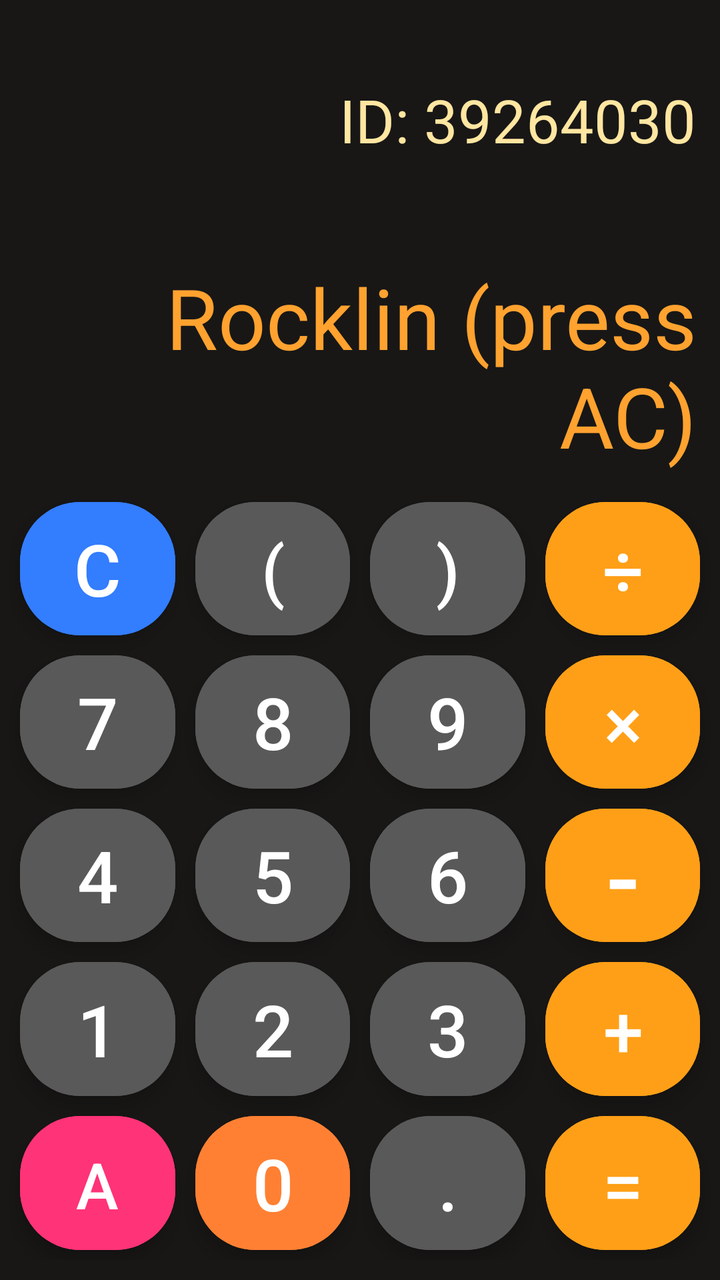
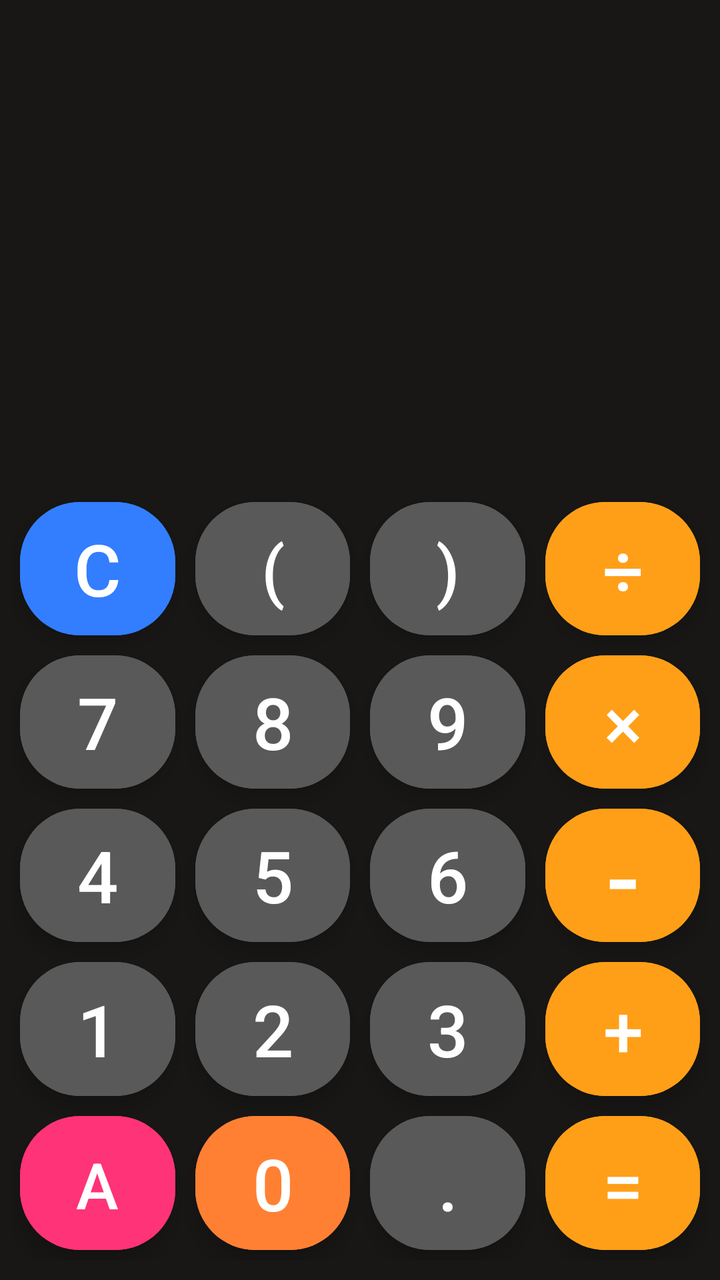

Compare the two renders of this Android layout. The source of the first and the diff that turns it into the second are given below.
<!-- AndroidManifest.xml: application theme Theme.Calculator -->
<!-- res/layout/activity_main.xml -->
<?xml version="1.0" encoding="utf-8"?>
<androidx.constraintlayout.widget.ConstraintLayout xmlns:android="http://schemas.android.com/apk/res/android"
    xmlns:app="http://schemas.android.com/apk/res-auto"
    xmlns:tools="http://schemas.android.com/tools"
    android:id="@+id/main"
    android:layout_width="match_parent"
    android:layout_height="match_parent"
    android:background="#181716"
    tools:context=".MainActivity">

    

    <TextView
        android:id="@+id/expressionTV"
        android:layout_width="0dp"
        android:layout_height="0dp"
        android:layout_margin="12dp"
        android:layout_marginEnd="12dp"
        android:text="@string/student_id"
        android:textSize="30sp"
        android:textColor="@color/expr_display"
        android:gravity="center|end"
        app:layout_constraintHeight_percent="0.15"
        app:layout_constraintEnd_toEndOf="parent"
        app:layout_constraintStart_toStartOf="parent"
        app:layout_constraintTop_toTopOf="parent"/>

    <TextView
        android:id="@+id/resultTV"
        android:layout_width="0dp"
        android:layout_height="0dp"
        android:layout_marginLeft="12dp"
        android:layout_marginRight="12dp"
        android:text="@string/last_name"
        android:textSize="42sp"
        android:textColor="@color/result"
        android:gravity="bottom|end"
        app:layout_constraintHeight_percent="0.2"
        app:layout_constraintEnd_toEndOf="parent"
        app:layout_constraintStart_toStartOf="parent"
        app:layout_constraintTop_toBottomOf="@+id/expressionTV" />

    

    <GridLayout
        android:id="@+id/gridLayout"
        android:layout_width="0dp"
        android:layout_height="0dp"
        android:layout_marginLeft="5dp"
        android:layout_marginRight="5dp"
        android:columnCount="4"
        android:rowCount="5"
        app:layout_constraintTop_toBottomOf="@+id/resultTV"
        app:layout_constraintHeight_percent="0.60"
        app:layout_constraintBottom_toBottomOf="parent"
        app:layout_constraintStart_toStartOf="parent"
        app:layout_constraintEnd_toEndOf="parent">

        
        <com.google.android.material.button.MaterialButton
            android:id="@+id/buttonC"
            style="@style/GridButton"
            android:backgroundTint="@color/c_button"
            android:text="@string/C"
            android:onClick="clear"
            app:cornerRadius="30dp" />

        <com.google.android.material.button.MaterialButton
            android:id="@+id/buttonLP"
            style="@style/GridButton"
            android:backgroundTint="@color/num_button"
            android:text="@string/opening_p"
            android:textSize="34sp"
            android:onClick="appendExpr"
            app:cornerRadius="30dp" />

        <com.google.android.material.button.MaterialButton
            android:id="@+id/buttonRP"
            style="@style/GridButton"
            android:backgroundTint="@color/num_button"
            android:text="@string/closing_p"
            android:textSize="34sp"
            android:onClick="appendExpr"
            app:cornerRadius="30dp" />

        <com.google.android.material.button.MaterialButton
            android:id="@+id/buttonDivide"
            style="@style/GridButton"
            android:backgroundTint="@color/op_button"
            android:text="@string/division"
            android:onClick="appendDiv"
            app:cornerRadius="30dp" />

        
        <com.google.android.material.button.MaterialButton
            android:id="@+id/button7"
            style="@style/GridButton"
            android:backgroundTint="@color/num_button"
            android:text="@string/_7"
            android:onClick="appendExpr"
            app:cornerRadius="30dp" />

        <com.google.android.material.button.MaterialButton
            android:id="@+id/button8"
            style="@style/GridButton"
            android:backgroundTint="@color/num_button"
            android:text="@string/_8"
            android:onClick="appendExpr"
            app:cornerRadius="30dp" />

        <com.google.android.material.button.MaterialButton
            android:id="@+id/button9"
            style="@style/GridButton"
            android:backgroundTint="@color/num_button"
            android:text="@string/_9"
            android:onClick="appendExpr"
            app:cornerRadius="30dp" />

        <com.google.android.material.button.MaterialButton
            android:id="@+id/buttonMultiply"
            style="@style/GridButton"
            android:backgroundTint="@color/op_button"
            android:text="@string/multiply"
            android:onClick="appendMulti"
            app:cornerRadius="30dp" />

        
        <com.google.android.material.button.MaterialButton
            android:id="@+id/button4"
            style="@style/GridButton"
            android:backgroundTint="@color/num_button"
            android:text="@string/_4"
            android:onClick="appendExpr"
            app:cornerRadius="30dp" />

        <com.google.android.material.button.MaterialButton
            android:id="@+id/button5"
            style="@style/GridButton"
            android:backgroundTint="@color/num_button"
            android:text="@string/_5"
            android:onClick="appendExpr"
            app:cornerRadius="30dp" />

        <com.google.android.material.button.MaterialButton
            android:id="@+id/button6"
            style="@style/GridButton"
            android:backgroundTint="@color/num_button"
            android:text="@string/_6"
            android:onClick="appendExpr"
            app:cornerRadius="30dp" />

        <com.google.android.material.button.MaterialButton
            android:id="@+id/buttonMinus"
            style="@style/GridButton"
            android:backgroundTint="@color/op_button"
            android:text="@string/minus"
            android:textSize="50sp"
            android:onClick="appendExpr"
            app:cornerRadius="30dp" />

        
        <com.google.android.material.button.MaterialButton
            android:id="@+id/button1"
            style="@style/GridButton"
            android:backgroundTint="@color/num_button"
            android:text="@string/_1"
            android:onClick="appendExpr"
            app:cornerRadius="30dp" />

        <com.google.android.material.button.MaterialButton
            android:id="@+id/button2"
            style="@style/GridButton"
            android:backgroundTint="@color/num_button"
            android:text="@string/_2"
            android:onClick="appendExpr"
            app:cornerRadius="30dp" />

        <com.google.android.material.button.MaterialButton
            android:id="@+id/button3"
            style="@style/GridButton"
            android:backgroundTint="@color/num_button"
            android:text="@string/_3"
            android:onClick="appendExpr"
            app:cornerRadius="30dp" />

        <com.google.android.material.button.MaterialButton
            android:id="@+id/buttonPlus"
            style="@style/GridButton"
            android:backgroundTint="@color/op_button"
            android:text="@string/plus"
            android:onClick="appendExpr"
            app:cornerRadius="30dp" />

        
        <com.google.android.material.button.MaterialButton
            android:id="@+id/buttonAC"
            style="@style/GridButton"
            android:backgroundTint="@color/ac_button"
            android:text="@string/ac"
            android:textSize="32sp"
            android:onClick="clearAll"
            app:cornerRadius="30dp" />

        <com.google.android.material.button.MaterialButton
            android:id="@+id/button0"
            style="@style/GridButton"
            android:backgroundTint="@color/zero_button"
            android:text="@string/_0"
            android:onClick="appendExpr"
            app:cornerRadius="30dp" />

        <com.google.android.material.button.MaterialButton
            android:id="@+id/buttonDecimal"
            style="@style/GridButton"
            android:backgroundTint="@color/num_button"
            android:text="@string/decimal"
            android:onClick="appendExpr"
            app:cornerRadius="30dp" />

        <com.google.android.material.button.MaterialButton
            android:id="@+id/buttonEqual"
            style="@style/GridButton"
            android:backgroundTint="@color/op_button"
            android:text="@string/equals"
            android:onClick="calculateResult"
            app:cornerRadius="30dp" />

    </GridLayout>

</androidx.constraintlayout.widget.ConstraintLayout>
<!-- resources referenced by this layout -->
<resources>
  <color name="ac_button">#FF3377</color>
  <color name="c_button">#337DFF</color>
  <color name="expr_display">#FFE6A1</color>
  <color name="num_button">#595959</color>
  <color name="op_button">#FF9F17</color>
  <color name="result">#FFA22F</color>
  <color name="zero_button">#FF8033</color>
  <string name="C">C</string>
  <string name="_0">0</string>
  <string name="_1">1</string>
  <string name="_2">2</string>
  <string name="_3">3</string>
  <string name="_4">4</string>
  <string name="_5">5</string>
  <string name="_6">6</string>
  <string name="_7">7</string>
  <string name="_8">8</string>
  <string name="_9">9</string>
  <string name="ac">AC</string>
  <string name="closing_p">)</string>
  <string name="decimal">.</string>
  <string name="division">÷</string>
  <string name="equals">=</string>
  <string name="last_name">Rocklin (press AC)</string>
  <string name="minus">-</string>
  <string name="multiply">×</string>
  <string name="opening_p">(</string>
  <string name="plus">+</string>
  <string name="student_id">ID: 39264030</string>
  <style name="GridButton" parent="Widget.MaterialComponents.ExtendedFloatingActionButton">
          <item name="android:layout_width">0dp</item>
          <item name="android:layout_height">0dp</item>
          <item name="android:layout_columnWeight">1</item>
          <item name="android:layout_rowWeight">1</item>
          <item name="android:layout_margin">5dp</item>
          <item name="android:textColor">#ffffff</item>
          <item name="android:textSize">36sp</item>
          <item name="android:padding">0dp</item>
      </style>
  <style name="Theme.Calculator" parent="Base.Theme.Calculator" />
  <style name="Base.Theme.Calculator" parent="Theme.Material3.DayNight.NoActionBar">
          
          
      </style>
</resources>

<!-- the commit's change to res/layout/activity_main.xml (unified diff, before → after) -->
@@ -16,7 +16,6 @@
         android:layout_height="0dp"
         android:layout_margin="12dp"
         android:layout_marginEnd="12dp"
-        android:text="@string/student_id"
         android:textSize="30sp"
         android:textColor="@color/expr_display"
         android:gravity="center|end"
@@ -31,7 +30,6 @@
         android:layout_height="0dp"
         android:layout_marginLeft="12dp"
         android:layout_marginRight="12dp"
-        android:text="@string/last_name"
         android:textSize="42sp"
         android:textColor="@color/result"
         android:gravity="bottom|end"
@@ -222,7 +220,7 @@
             style="@style/GridButton"
             android:backgroundTint="@color/op_button"
             android:text="@string/equals"
-            android:onClick="calculateResult"
+            android:onClick="equals"
             app:cornerRadius="30dp" />
 
     </GridLayout>
<!-- resource entries referenced after the edit -->
@@ -23,12 +23,10 @@
   <string name="decimal">.</string>
   <string name="division">÷</string>
   <string name="equals">=</string>
-  <string name="last_name">Rocklin (press AC)</string>
   <string name="minus">-</string>
   <string name="multiply">×</string>
   <string name="opening_p">(</string>
   <string name="plus">+</string>
-  <string name="student_id">ID: 39264030</string>
   <style name="GridButton" parent="Widget.MaterialComponents.ExtendedFloatingActionButton">
           <item name="android:layout_width">0dp</item>
           <item name="android:layout_height">0dp</item>
